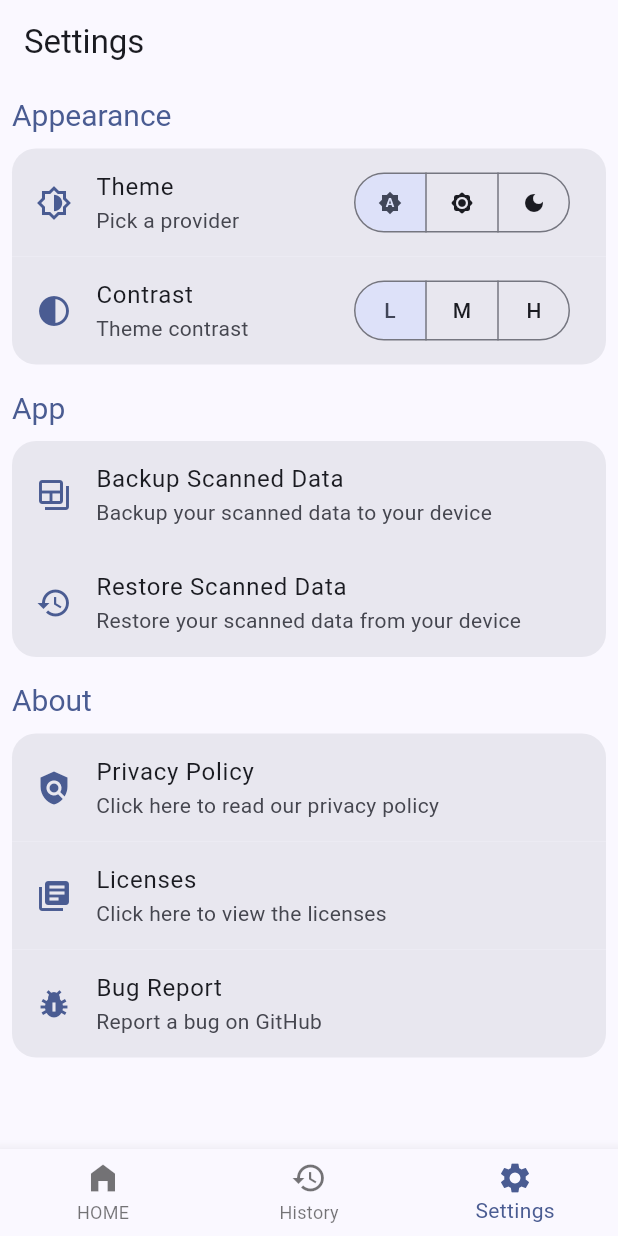
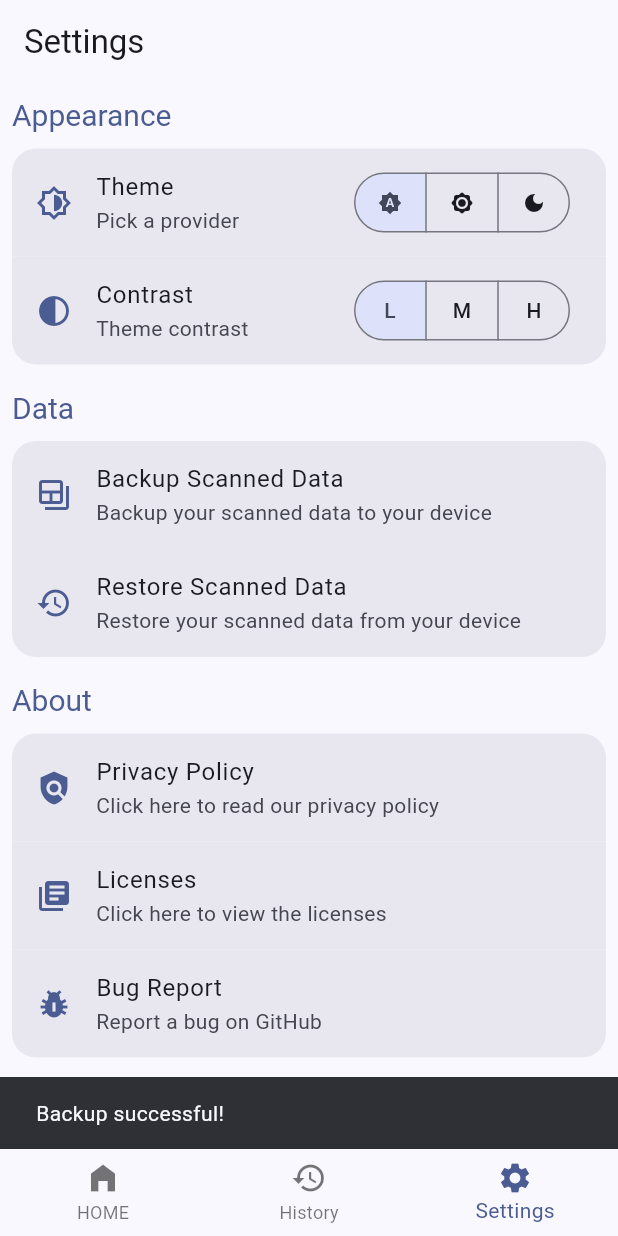
Before and after one commit to vchib1/QR-Scanner, a Flutter app: the screen it shows after launch, item 3 of the bottom bar chosen, after a tap on "Backup Scanned Data", on a phone screen of 412 x 824 dp. Run offline on Flutter 3.47's test engine with Material 3 defaults, Android fonts, the phone set to English and light mode, and no system bars; our stand-ins replace file_picker, flutter_riverpod, permission_handler, qr_flutter, screenshot, share_plus and 2 more; missing offline and left inert: flex_color_picker, mobile_scanner, quick_actions; accounts and stored records are empty.

```diff
--- a/lib/main.dart
+++ b/lib/main.dart
@@ -70,7 +70,7 @@ class MyApp extends ConsumerWidget {
             return MaterialPageRoute(
               builder: (context) => const ImageScannerPage(),
             );
-          case "/generator":
+          case "/generate":
             return MaterialPageRoute(
               builder: (context) => const QrGeneratePage(),
             );
--- a/lib/utils/helper_functions/loading_dialog.dart
+++ b/lib/utils/helper_functions/loading_dialog.dart
@@ -3,5 +3,7 @@ import 'package:flutter/material.dart';
 void showLoadingDialog(BuildContext context) => showDialog<void>(
   context: context,
   barrierDismissible: false,
-  builder: (context) => const Center(child: CircularProgressIndicator()),
+  builder:
+      (context) =>
+          const Center(child: CircularProgressIndicator(year2023: false)),
 );
--- a/lib/views/home/home_page.dart
+++ b/lib/views/home/home_page.dart
@@ -111,7 +111,7 @@ class HomePage extends StatelessWidget {
 
             ListTile(
               shape: bottomRoundedBorder(),
-              onTap: () => Navigator.pushNamed(context, "/generator"),
+              onTap: () => Navigator.pushNamed(context, "/generate"),
               leading: Icon(Icons.qr_code_2_outlined, size: iconSize),
               title: Text("QR Generator"),
               subtitle: Text("Create your own QR Codes."),
--- a/lib/views/nav_page.dart
+++ b/lib/views/nav_page.dart
@@ -1,8 +1,7 @@
-import 'package:ez_qr/utils/snackbar.dart';
 import 'package:ez_qr/views/home/home_page.dart';
 import 'package:ez_qr/views/settings/settings_page.dart';
 import 'package:flutter/material.dart';
-
+import 'package:quick_actions/quick_actions.dart';
 import 'history/history_page.dart';
 
 class NavPage extends StatefulWidget {
@@ -17,32 +16,53 @@ class _NavPageState extends State<NavPage> {
 
   final pages = [HomePage(), HistoryPage(), SettingsPage()];
 
-  DateTime? lastPressed;
+  @override
+  initState() {
+    super.initState();
+    initializeQuickActions();
+  }
+
+  void initializeQuickActions() {
+    QuickActions quickActions = const QuickActions();
+
+    quickActions.setShortcutItems([
+      ShortcutItem(
+        type: 'action_camera_scan',
+        localizedTitle: "Scan QR",
+        icon: "qr_scan",
+      ),
+      ShortcutItem(
+        type: 'action_image_scan',
+        localizedTitle: "Scan Image",
+        icon: "image_scan",
+      ),
+      ShortcutItem(
+        type: 'action_generate',
+        localizedTitle: "Generate QR",
+        icon: "qr_generate",
+      ),
+    ]);
+
+    WidgetsBinding.instance.addPostFrameCallback((_) {
+      quickActions.initialize((type) {
+        switch (type) {
+          case 'action_camera_scan':
+            Navigator.pushNamed(context, "/qr_scanner");
+            break;
+          case 'action_image_scan':
+            Navigator.pushNamed(context, "/image_scanner");
+            break;
+          case 'action_generate':
+            Navigator.pushNamed(context, "/generate");
+            break;
+        }
+      });
+    });
+  }
 
   @override
   Widget build(BuildContext context) {
-    return PopScope(
-      canPop: false,
-      onPopInvokedWithResult: (didPop, _) {
-        if (didPop) return;
-
-        final now = DateTime.now();
-        final lastPress = lastPressed;
-
-        if (lastPress == null ||
-            now.difference(lastPress) > const Duration(seconds: 2)) {
-          setState(() {
-            lastPressed = now;
-          });
-
-          ScaffoldMessenger.of(context).showSnackBar(
-            const SnackBar(content: Text('Press back again to exit')),
-          );
-        } else {
-          Navigator.pop(context);
-        }
-      },
-      child: Scaffold(
+    return Scaffold(
       body: pages[currentIndex],
       bottomNavigationBar: BottomNavigationBar(
         currentIndex: currentIndex,
@@ -53,21 +73,14 @@ class _NavPageState extends State<NavPage> {
           });
         },
         items: [
-            BottomNavigationBarItem(
-              icon: Icon(Icons.home_filled),
-              label: "HOME",
-            ),
-            BottomNavigationBarItem(
-              icon: Icon(Icons.history),
-              label: "History",
-            ),
+          BottomNavigationBarItem(icon: Icon(Icons.home_filled), label: "HOME"),
+          BottomNavigationBarItem(icon: Icon(Icons.history), label: "History"),
           BottomNavigationBarItem(
             icon: Icon(Icons.settings),
             label: "Settings",
           ),
         ],
       ),
-      ),
     );
   }
 }
--- /dev/null
+++ b/lib/views/settings/provider/backup/backup_provider.dart
@@ -0,0 +1,27 @@
+import 'package:ez_qr/repository/db_backup_repo.dart';
+import 'package:flutter_riverpod/flutter_riverpod.dart';
+
+final dbBackupNotifier = AsyncNotifierProvider<DBBackupNotifier,void>(
+  DBBackupNotifier.new,
+);
+
+class DBBackupNotifier extends AsyncNotifier<void> {
+  @override
+  Future<void> build() async {}
+
+  Future<void> backupDatabase() async {
+    final manager = ref.watch(dbBackupRepoProvider);
+    state = const AsyncLoading();
+    state = await AsyncValue.guard(() async {
+      await manager.backupDatabase();
+    });
+  }
+
+  Future<void> restoreDatabase() async {
+    final manager = ref.watch(dbBackupRepoProvider);
+    state = const AsyncLoading();
+    state = await AsyncValue.guard(() async {
+      await manager.restoreDatabase();
+    });
+  }
+}
--- a/lib/views/settings/settings_page.dart
+++ b/lib/views/settings/settings_page.dart
@@ -3,6 +3,8 @@ import 'package:ez_qr/utils/tile_shapes.dart';
 import 'package:ez_qr/views/settings/provider/theme/provider.dart';
 import 'package:flutter/material.dart';
 import 'package:flutter_riverpod/flutter_riverpod.dart';
+
+import 'provider/backup/backup_provider.dart';
 
 class SettingsPage extends ConsumerWidget {
   const SettingsPage({super.key});
@@ -126,13 +128,29 @@ class SettingsPage extends ConsumerWidget {
 
               const SizedBox(height: 16.0),
 
-              _buildTitle(context, "App"),
+              _buildTitle(context, "Data"),
               const SizedBox(height: 8.0),
 
               // Backup Data
               ListTile(
                 shape: topRoundedBorder(),
-                onTap: () {},
+                onTap: () async {
+                  final notifier = ref.read(dbBackupNotifier.notifier);
+                  await notifier.backupDatabase();
+
+                  final state = ref.read(dbBackupNotifier);
+                  state.whenOrNull(
+                    data:
+                        (_) => ScaffoldMessenger.of(context).showSnackBar(
+                          SnackBar(content: Text("Backup successful!")),
+                        ),
+                    error:
+                        (error, _) =>
+                            ScaffoldMessenger.of(context).showSnackBar(
+                              SnackBar(content: Text("Backup failed: $error")),
+                            ),
+                  );
+                },
                 leading: Icon(Icons.backup_table),
                 title: Text("Backup Scanned Data"),
                 subtitle: Text("Backup your scanned data to your device"),
--- a/pubspec.yaml
+++ b/pubspec.yaml
@@ -49,6 +49,7 @@ dependencies:
   permission_handler: ^11.4.0
   intl: ^0.20.2
   flex_color_picker: ^3.7.0
+  quick_actions: ^1.1.0
 
 dev_dependencies:
   flutter_test:
```
Also changed, not shown: lib/repository/db_backup_repo.dart (added, +16 -0 lines), lib/views/generate/qr_generate_page.dart (+0 -145 lines), pubspec.lock, 3 other files. Lines whose indentation alone changed are shown as unchanged.
